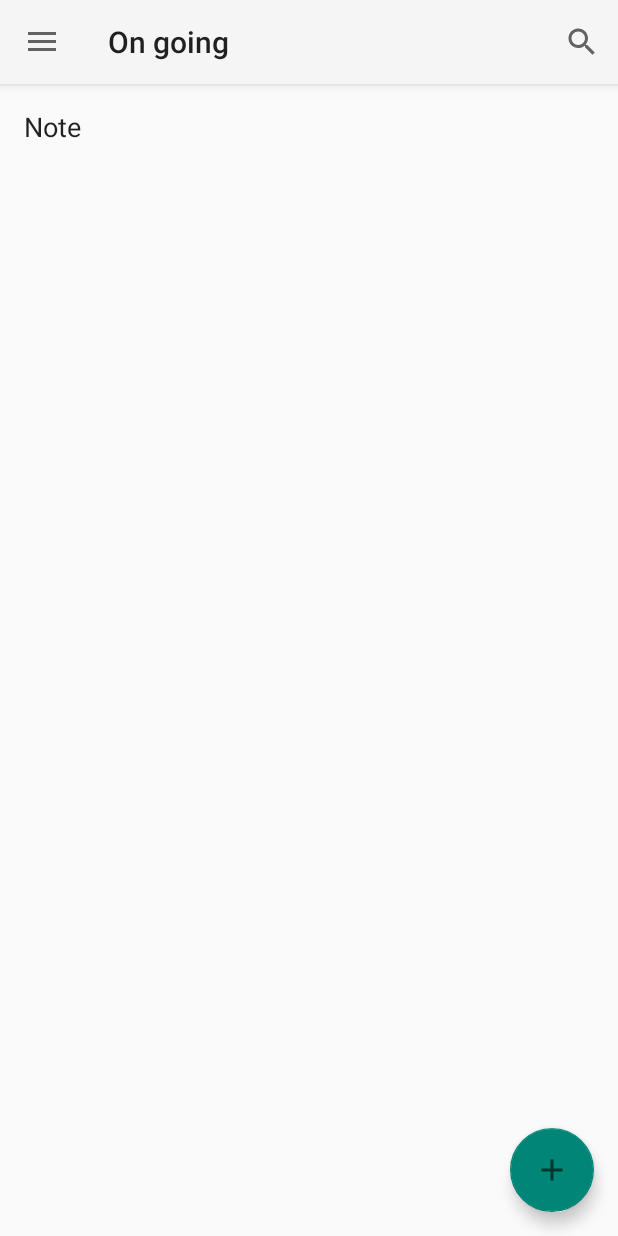
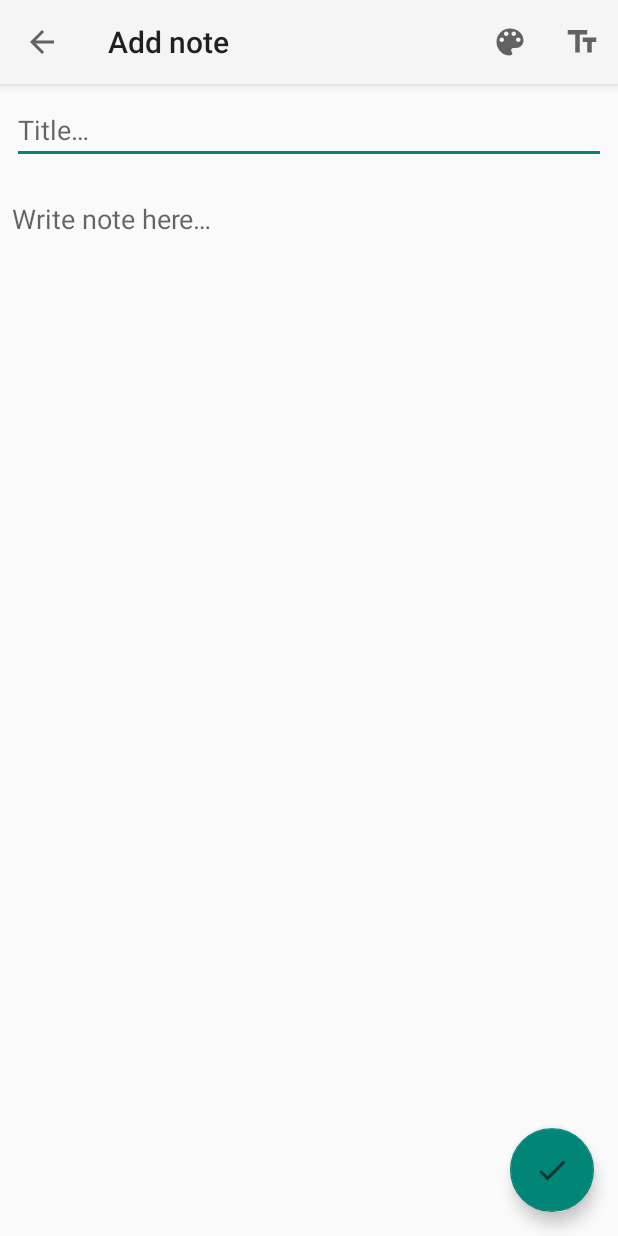
Before and after one commit to YAJATapps/ReminderApp, an Android app: the screen it shows after launch (MainActivity before the commit, NoteActivity after it), after a tap on an icon or button, on a phone screen of 412 x 824 dp. Run offline under Robolectric (Android 15) with nearby library versions, the phone set to English and light mode, and no system bars; our stand-ins replace Room's generated code, navigation-ui.

Commit message:
Add note activity

```diff
--- a/app/src/main/AndroidManifest.xml
+++ b/app/src/main/AndroidManifest.xml
@@ -19,6 +19,14 @@
                 <category android:name="android.intent.category.LAUNCHER" />
             </intent-filter>
         </activity>
+        <activity
+            android:name=".NoteActivity"
+            android:label="@string/add_note"
+            android:theme="@style/Theme.ReminderApp.NoActionBar">
+            <intent-filter>
+                <category android:name="android.intent.category.DEFAULT" />
+            </intent-filter>
+        </activity>
     </application>
 
 </manifest>
--- a/app/src/main/java/com/reminderapp/MainActivity.java
+++ b/app/src/main/java/com/reminderapp/MainActivity.java
@@ -1,6 +1,6 @@
 package com.reminderapp;
 
-import android.graphics.Color;
+import android.content.Intent;
 import android.os.Bundle;
 import android.view.MenuItem;
 import android.view.Menu;
@@ -8,10 +8,7 @@ import android.widget.Toast;
 
 import com.google.android.material.floatingactionbutton.FloatingActionButton;
 import com.google.android.material.navigation.NavigationView;
-import com.reminderapp.database.Note;
-import com.reminderapp.database.NoteViewModel;
 
-import androidx.lifecycle.ViewModelProvider;
 import androidx.navigation.NavController;
 import androidx.navigation.Navigation;
 import androidx.navigation.ui.AppBarConfiguration;
@@ -24,8 +21,6 @@ public class MainActivity extends AppCompatActivity {
 
     private AppBarConfiguration mAppBarConfiguration;
 
-    private NoteViewModel noteViewModel;
-
     @Override
     protected void onCreate(Bundle savedInstanceState) {
         super.onCreate(savedInstanceState);
@@ -33,19 +28,12 @@ public class MainActivity extends AppCompatActivity {
         Toolbar toolbar = findViewById(R.id.toolbar);
         setSupportActionBar(toolbar);
 
-        // Init the view model for notes.
-        noteViewModel = new ViewModelProvider(this).get(NoteViewModel.class);
-
         // Add note to db
         FloatingActionButton fab = findViewById(R.id.fab);
         fab.setOnClickListener(view -> {
-            Note note = new Note(
-                    "Note",
-                    "Description ..",
-                    Color.BLACK,
-                    1f, false, false
-            );
-            noteViewModel.insert(note);
+            Intent myIntent = new Intent(MainActivity.this, NoteActivity.class);
+            myIntent.putExtra("id", -1);
+            startActivity(myIntent);
         });
         DrawerLayout drawer = findViewById(R.id.drawer_layout);
         NavigationView navigationView = findViewById(R.id.nav_view);
--- /dev/null
+++ b/app/src/main/java/com/reminderapp/NoteActivity.java
@@ -0,0 +1,87 @@
+package com.reminderapp;
+
+import android.graphics.Color;
+import android.os.Bundle;
+import android.view.MenuItem;
+import android.view.Menu;
+import android.widget.EditText;
+import android.widget.Toast;
+
+import com.google.android.material.floatingactionbutton.FloatingActionButton;
+import com.reminderapp.database.Note;
+import com.reminderapp.database.NoteViewModel;
+
+import androidx.lifecycle.ViewModelProvider;
+import androidx.appcompat.app.AppCompatActivity;
+import androidx.appcompat.widget.Toolbar;
+
+public class NoteActivity extends AppCompatActivity {
+
+    private NoteViewModel noteViewModel;
+
+    private int id;
+
+    @Override
+    protected void onCreate(Bundle savedInstanceState) {
+        id = getIntent().getIntExtra("id", -1);
+
+        super.onCreate(savedInstanceState);
+        setContentView(R.layout.activity_note);
+        Toolbar toolbar = findViewById(R.id.toolbar);
+        setSupportActionBar(toolbar);
+
+        // Init the view model for notes.
+        noteViewModel = new ViewModelProvider(this).get(NoteViewModel.class);
+
+        // Add note to db
+        FloatingActionButton fab = findViewById(R.id.fab);
+        fab.setOnClickListener(view -> {
+            if (id == -1) {
+                EditText title = findViewById(R.id.note_title);
+                EditText content = findViewById(R.id.note_content);
+                if (title.getText().toString().length() > 0) {
+                    Note note = new Note(title.getText().toString(),
+                            content.getText().toString(),
+                            Color.BLACK,
+                            1f, false, false
+                    );
+                    noteViewModel.insert(note);
+                } else {
+                    Toast.makeText(this, getResources().getString(R.string.title_empty), Toast.LENGTH_SHORT).show();
+                    return;
+                }
+            }
+            finish();
+        });
+
+        if (getSupportActionBar() != null)
+            getSupportActionBar().setDisplayHomeAsUpEnabled(true);
+    }
+
+    @Override
+    public boolean onOptionsItemSelected(MenuItem item) {
+        if (item.getItemId() == 1 || item.getItemId() == 2) {
+            Toast.makeText(this, "Replace with your actions", Toast.LENGTH_SHORT).show();
+            return true;
+        }
+        if (item.getItemId() == android.R.id.home) {
+            this.finish();
+            return true;
+        }
+        return super.onOptionsItemSelected(item);
+    }
+
+    @Override
+    public boolean onCreateOptionsMenu(Menu menu) {
+        // Inflate the color icon; this adds items to the action bar if it is present.
+        menu.add(0, 1, 0, R.string.color)
+                .setIcon(R.drawable.ic_color_lens)
+                .setShowAsAction(MenuItem.SHOW_AS_ACTION_ALWAYS);
+
+        // Inflate the font size icon; this adds items to the action bar if it is present.
+        menu.add(0, 2, 0, R.string.size)
+                .setIcon(R.drawable.ic_text_fields)
+                .setShowAsAction(MenuItem.SHOW_AS_ACTION_ALWAYS);
+        return true;
+    }
+}
--- /dev/null
+++ b/app/src/main/res/drawable/ic_check.xml
@@ -0,0 +1,10 @@
+<vector xmlns:android="http://schemas.android.com/apk/res/android"
+    android:width="24dp"
+    android:height="24dp"
+    android:viewportWidth="24"
+    android:viewportHeight="24"
+    android:tint="?attr/colorControlNormal">
+  <path
+      android:fillColor="@android:color/white"
+      android:pathData="M9,16.17L4.83,12l-1.42,1.41L9,19 21,7l-1.41,-1.41z"/>
+</vector>
--- /dev/null
+++ b/app/src/main/res/drawable/ic_color_lens.xml
@@ -0,0 +1,10 @@
+<vector xmlns:android="http://schemas.android.com/apk/res/android"
+    android:width="24dp"
+    android:height="24dp"
+    android:viewportWidth="24"
+    android:viewportHeight="24"
+    android:tint="?attr/colorControlNormal">
+  <path
+      android:fillColor="@android:color/white"
+      android:pathData="M12,3c-4.97,0 -9,4.03 -9,9s4.03,9 9,9c0.83,0 1.5,-0.67 1.5,-1.5 0,-0.39 -0.15,-0.74 -0.39,-1.01 -0.23,-0.26 -0.38,-0.61 -0.38,-0.99 0,-0.83 0.67,-1.5 1.5,-1.5L16,16c2.76,0 5,-2.24 5,-5 0,-4.42 -4.03,-8 -9,-8zM6.5,12c-0.83,0 -1.5,-0.67 -1.5,-1.5S5.67,9 6.5,9 8,9.67 8,10.5 7.33,12 6.5,12zM9.5,8C8.67,8 8,7.33 8,6.5S8.67,5 9.5,5s1.5,0.67 1.5,1.5S10.33,8 9.5,8zM14.5,8c-0.83,0 -1.5,-0.67 -1.5,-1.5S13.67,5 14.5,5s1.5,0.67 1.5,1.5S15.33,8 14.5,8zM17.5,12c-0.83,0 -1.5,-0.67 -1.5,-1.5S16.67,9 17.5,9s1.5,0.67 1.5,1.5 -0.67,1.5 -1.5,1.5z"/>
+</vector>
--- /dev/null
+++ b/app/src/main/res/drawable/ic_text_fields.xml
@@ -0,0 +1,10 @@
+<vector xmlns:android="http://schemas.android.com/apk/res/android"
+    android:width="24dp"
+    android:height="24dp"
+    android:viewportWidth="24"
+    android:viewportHeight="24"
+    android:tint="?attr/colorControlNormal">
+  <path
+      android:fillColor="@android:color/white"
+      android:pathData="M2.5,4v3h5v12h3V7h5V4H2.5zM21.5,9h-9v3h3v7h3v-7h3V9z"/>
+</vector>
--- /dev/null
+++ b/app/src/main/res/layout/activity_note.xml
@@ -0,0 +1,75 @@
+<?xml version="1.0" encoding="utf-8"?>
+<androidx.constraintlayout.widget.ConstraintLayout xmlns:android="http://schemas.android.com/apk/res/android"
+    xmlns:app="http://schemas.android.com/apk/res-auto"
+    android:layout_width="match_parent"
+    android:layout_height="match_parent">
+
+    <com.google.android.material.appbar.AppBarLayout
+        android:id="@+id/appbar"
+        android:layout_width="match_parent"
+        android:layout_height="wrap_content"
+        android:theme="@style/Theme.ReminderApp.AppBarOverlay"
+        app:layout_constraintBottom_toTopOf="@+id/note_view"
+        app:layout_constraintEnd_toEndOf="parent"
+        app:layout_constraintStart_toStartOf="parent"
+        app:layout_constraintTop_toTopOf="parent">
+
+        <androidx.appcompat.widget.Toolbar
+            android:id="@+id/toolbar"
+            android:layout_width="match_parent"
+            android:layout_height="?attr/actionBarSize"
+            android:background="?attr/colorPrimary"
+            app:popupTheme="@style/Theme.ReminderApp.PopupOverlay" />
+
+    </com.google.android.material.appbar.AppBarLayout>
+
+    <androidx.constraintlayout.widget.ConstraintLayout
+        android:id="@+id/note_view"
+        android:layout_width="match_parent"
+        android:layout_height="0dp"
+        android:padding="8dp"
+        app:layout_constraintBottom_toBottomOf="parent"
+        app:layout_constraintEnd_toEndOf="parent"
+        app:layout_constraintStart_toStartOf="parent"
+        app:layout_constraintTop_toBottomOf="@+id/appbar">
+
+        <EditText
+            android:id="@+id/note_title"
+            android:layout_width="match_parent"
+            android:layout_height="wrap_content"
+            android:hint="@string/title"
+            android:inputType="text"
+            android:lines="1"
+            android:maxLines="1"
+            app:layout_constraintBottom_toTopOf="@+id/note_content"
+            app:layout_constraintEnd_toEndOf="parent"
+            app:layout_constraintStart_toStartOf="parent"
+            app:layout_constraintTop_toTopOf="parent" />
+
+        <EditText
+            android:id="@+id/note_content"
+            android:layout_width="match_parent"
+            android:layout_height="0dp"
+            android:layout_marginTop="24dp"
+            android:background="@null"
+            android:gravity="top"
+            android:hint="@string/note_here"
+            android:inputType="text"
+            android:lines="1"
+            android:maxLines="1"
+            app:layout_constraintBottom_toBottomOf="parent"
+            app:layout_constraintEnd_toEndOf="parent"
+            app:layout_constraintStart_toStartOf="parent"
+            app:layout_constraintTop_toBottomOf="@+id/note_title" />
+    </androidx.constraintlayout.widget.ConstraintLayout>
+
+    <com.google.android.material.floatingactionbutton.FloatingActionButton
+        android:id="@+id/fab"
+        android:layout_width="wrap_content"
+        android:layout_height="wrap_content"
+        android:layout_margin="@dimen/fab_margin"
+        app:layout_constraintBottom_toBottomOf="parent"
+        app:layout_constraintEnd_toEndOf="parent"
+        app:srcCompat="@drawable/ic_check" />
+
+</androidx.constraintlayout.widget.ConstraintLayout>
--- a/app/src/main/res/values/strings.xml
+++ b/app/src/main/res/values/strings.xml
@@ -7,10 +7,14 @@
     <string name="nav_header_desc">Navigation header</string>
     <string name="action_settings">Settings</string>
     <string name="search">Search</string>
-
     <string name="menu_ongoing">On going</string>
     <string name="menu_favorite">Favorite</string>
     <string name="menu_finished">Finished</string>
-
     <string name="empty_list">This list is empty. Press the add button to add new items.</string>
+    <string name="add_note">Add note</string>
+    <string name="title">Title…</string>
+    <string name="note_here">Write note here…</string>
+    <string name="title_empty">Title cannot be empty</string>
+    <string name="color">Color</string>
+    <string name="size">Size</string>
 </resources>
```
